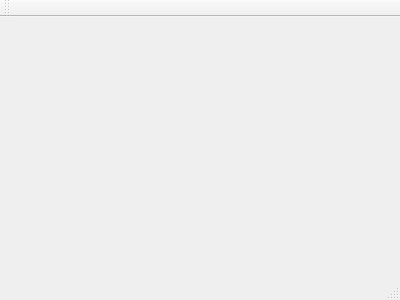
This is mainwindow.ui in Shiroy/NoteTraining as Qt 5 draws it before an edit. The edited form follows.
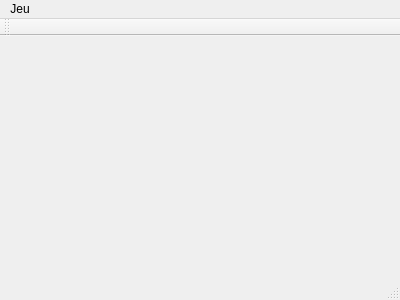
This is the edited form.

```diff
--- a/mainwindow.ui
+++ b/mainwindow.ui
@@ -12,13 +12,40 @@
   <property name="windowTitle" >
    <string>MainWindow</string>
   </property>
-  <widget class="QMenuBar" name="menuBar" />
-  <widget class="QToolBar" name="mainToolBar" />
-  <widget class="QWidget" name="centralWidget" />
-  <widget class="QStatusBar" name="statusBar" />
+  <widget class="QWidget" name="centralWidget"/>
+  <widget class="QMenuBar" name="menuBar">
+   <property name="geometry">
+    <rect>
+     <x>0</x>
+     <y>0</y>
+     <width>400</width>
+     <height>25</height>
+    </rect>
+   </property>
+   <widget class="QMenu" name="menuJeu">
+    <property name="title">
+     <string>Jeu</string>
+    </property>
+    <addaction name="newGame"/>
+   </widget>
+   <addaction name="menuJeu"/>
+  </widget>
+  <widget class="QToolBar" name="mainToolBar">
+   <attribute name="toolBarArea">
+    <enum>TopToolBarArea</enum>
+   </attribute>
+   <attribute name="toolBarBreak">
+    <bool>false</bool>
+   </attribute>
+  </widget>
+  <widget class="QStatusBar" name="statusBar"/>
+  <action name="newGame">
+   <property name="text">
+    <string>Démarrer une nouvelle partie</string>
+   </property>
+  </action>
  </widget>
- <layoutDefault spacing="6" margin="11" />
- <pixmapfunction></pixmapfunction>
+ <layoutdefault spacing="6" margin="11"/>
  <resources/>
  <connections/>
 </ui>
```
Left out of the diff: 7 changed lines with no effect on the pictures.
